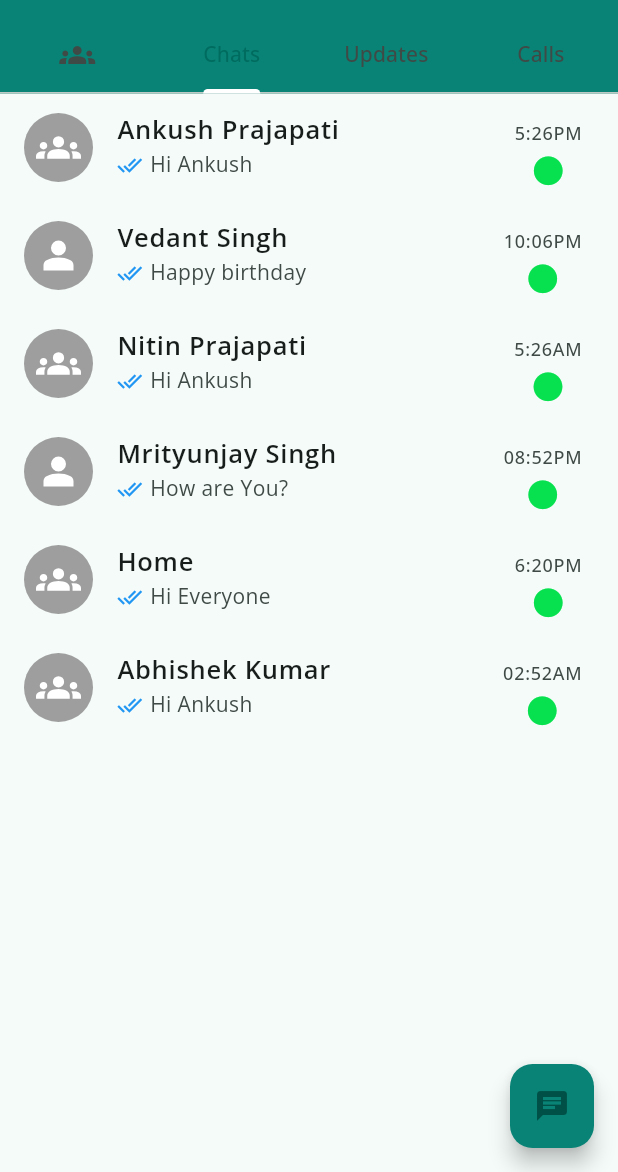
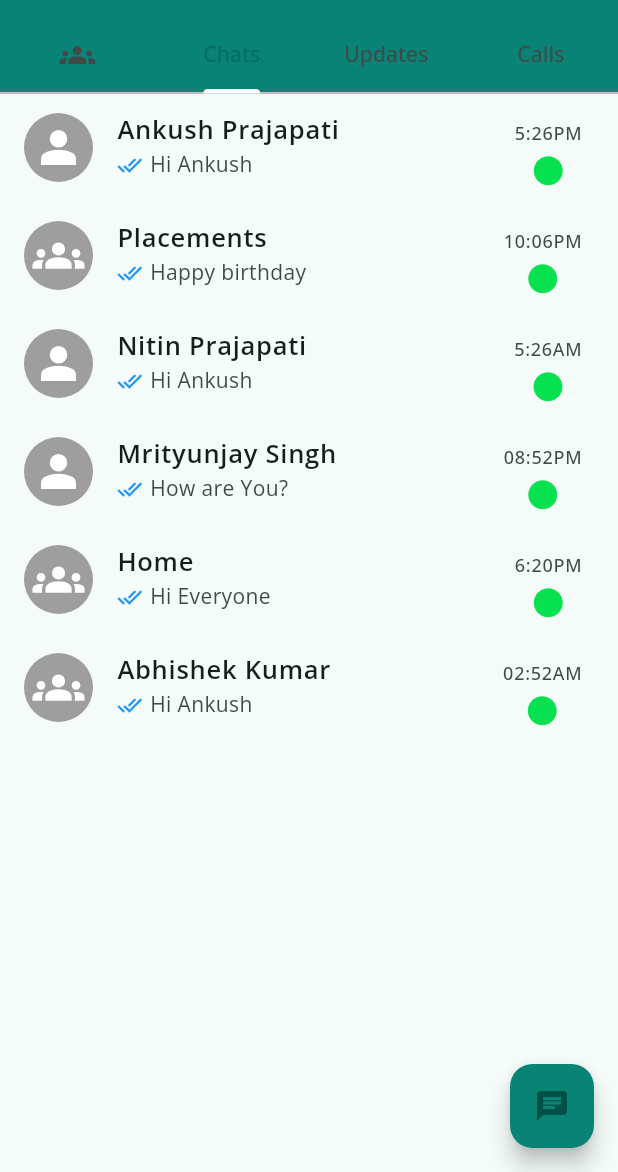
Before and after one commit to Ankush1200/whatsapp_clone, a Flutter app: the screen it shows after launch, on a phone screen of 412 x 824 dp, the part 64-1236 px from its top. Run offline on Flutter 3.47's test engine with Material 3 defaults, Android fonts, the phone set to English and light mode, and no system bars; our stand-ins replace flutter_svg, get.

Commit message:
Model Added

```diff
--- a/lib/pages/chat_page.dart
+++ b/lib/pages/chat_page.dart
@@ -13,22 +13,22 @@ class _ChatPageState extends State<ChatPage> {
   List<ChatModel> chatmodel = [
     ChatModel(
       name: "Ankush Prajapati",
-      icon: "assets/icons/groups.svg",
+      icon: "assets/icons/person.svg",
       isgroup: false,
       time: "5:26PM",
       currentmessage: "Hi Ankush",
     ),
     ChatModel(
-      name: "Vedant Singh",
-      icon: "assets/icons/person.svg",
+      name: "Placements",
+      icon: "assets/icons/groups.svg",
       isgroup: false,
       time: "10:06PM",
       currentmessage: "Happy birthday",
     ),
     ChatModel(
       name: "Nitin Prajapati",
-      icon: "assets/icons/groups.svg",
-      isgroup: true,
+      icon: "assets/icons/person.svg",
+      isgroup: false,
       time: "5:26AM",
       currentmessage: "Hi Ankush",
     ),
@@ -42,7 +42,7 @@ class _ChatPageState extends State<ChatPage> {
     ChatModel(
       name: "Home",
       icon: "assets/icons/groups.svg",
-      isgroup: false,
+      isgroup: true,
       time: "6:20PM",
       currentmessage: "Hi Everyone",
     ),
--- a/lib/widgets/chat_list.dart
+++ b/lib/widgets/chat_list.dart
@@ -28,8 +28,9 @@ class ChatList extends StatelessWidget {
             ]),
             leading: CircleAvatar(radius:23,
             backgroundColor: Colors.grey,
-            // ignore: deprecated_member_use
-            child:SvgPicture.asset(chatModel.icon,color: Colors.white,height:30,),
+            child:SvgPicture.asset(
+              // ignore: deprecated_member_use
+              chatModel.icon,color: Colors.white,height:35,),
             ),
             trailing: Column(children: [
               const SizedBox(height:10,),
```
